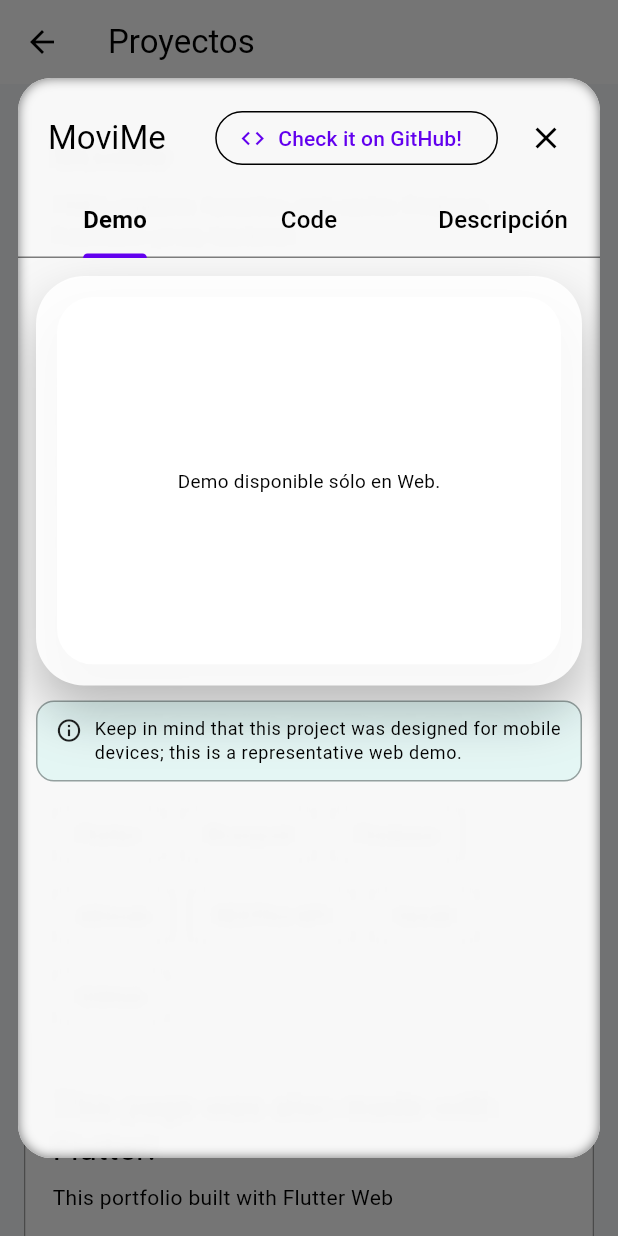
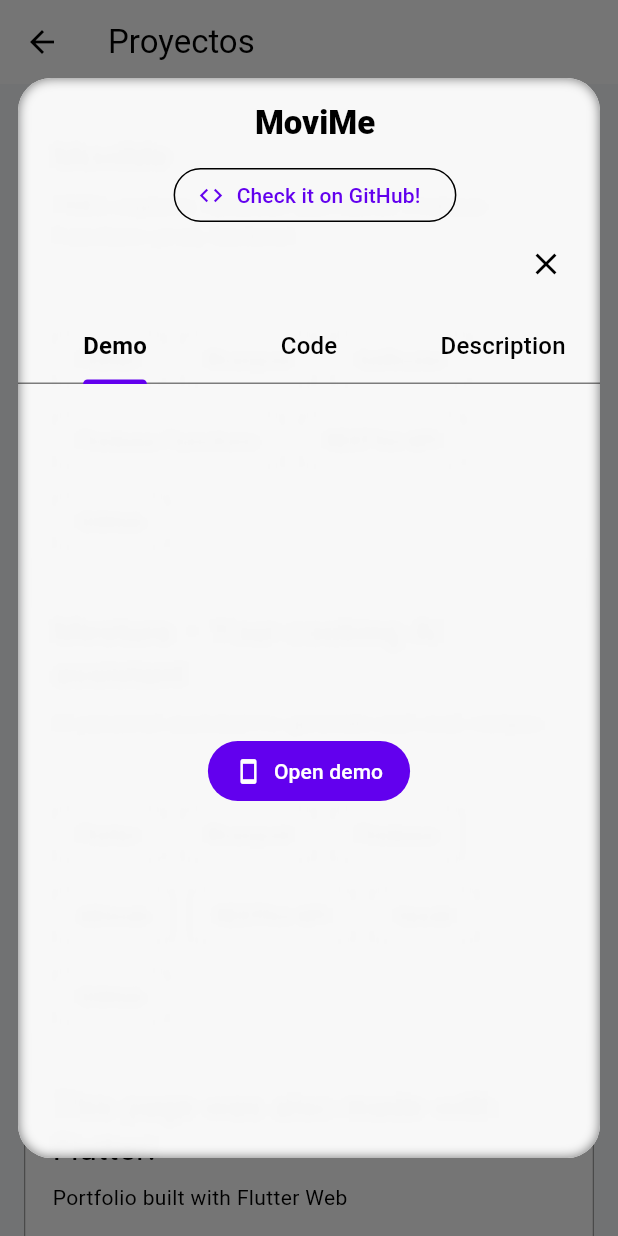
Before and after one commit to GonzaGarcia01914/myWebsite, a Flutter app: the ProjectsPage screen opened directly, after a tap on "MoviMe", on a phone screen of 412 x 824 dp. Run offline on Flutter 3.47's test engine with Material 3 defaults, Android fonts, the phone set to English and light mode, and no system bars; our stand-ins replace flutter_riverpod, go_router, web; missing offline and left inert: dart:html, dart:js_interop, dart:js_util, dart:ui_web.

Commit message:
mobile_verison_fix

```diff
--- a/lib/features/projects/widgets/project_card.dart
+++ b/lib/features/projects/widgets/project_card.dart
@@ -27,9 +27,15 @@
     final t = Theme.of(context).textTheme;
     final scheme = Theme.of(context).colorScheme;
 
+    final w = MediaQuery.sizeOf(context).width;
+    final isPhone = w < 480;
+
     final borderColor = _hover || _focused
         ? scheme.primary.withValues(alpha: 0.45)
         : scheme.outlineVariant.withValues(alpha: 0.35);
+
+    // altura mínima para alinear títulos/subtítulos entre cards
+    final double headerMinHeight = isPhone ? 72 : 64;
 
     return FocusableActionDetector(
       onShowFocusHighlight: (v) => setState(() => _focused = v),
@@ -73,10 +79,26 @@
                 child: Column(
                   crossAxisAlignment: CrossAxisAlignment.start,
                   children: [
-                    Text(widget.project.title, style: t.titleLarge),
-                    const SizedBox(height: 8),
-                    Text(widget.project.subtitle, style: t.bodyMedium),
+                    // HEADER FIJO: alinea todas las cards
+                    ConstrainedBox(
+                      constraints: BoxConstraints(minHeight: headerMinHeight),
+                      child: Column(
+                        crossAxisAlignment: CrossAxisAlignment.start,
+                        children: [
+                          Text(widget.project.title, style: t.titleLarge),
+                          const SizedBox(height: 8),
+                          Text(
+                            widget.project.subtitle,
+                            style: t.bodyMedium,
+                            maxLines: 2,
+                            overflow: TextOverflow.ellipsis,
+                          ),
+                        ],
+                      ),
+                    ),
+
                     const Spacer(),
+
                     Wrap(
                       spacing: 10,
                       runSpacing: 10,
--- a/lib/features/projects/widgets/project_modal.dart
+++ b/lib/features/projects/widgets/project_modal.dart
@@ -23,11 +23,10 @@
   void initState() {
     super.initState();
 
-    // Construimos el número de pestañas dinámicamente:
-    // Demo (si procede) + Code + Descripción
+    // Demo (si procede) + Código + Descripción
     final hasDemo =
         widget.project.showDemo && (widget.project.demoUrl ?? '').isNotEmpty;
-    final length = (hasDemo ? 1 : 0) + 2; // +2 por Code y Descripción
+    final length = (hasDemo ? 1 : 0) + 2;
     _tabs = TabController(length: length, vsync: this);
   }
 
@@ -71,28 +70,56 @@
     final scheme = Theme.of(context).colorScheme;
     final t = Theme.of(context).textTheme;
     final size = MediaQuery.of(context).size;
+    final isPhone = size.width < 480;
     final inset = EdgeInsets.symmetric(
       horizontal: size.width < 600 ? 12 : 24,
       vertical: size.height < 700 ? 12 : 24,
     );
 
+    final loc = AppLocalizations.of(context)!;
+
     final hasDemo =
         widget.project.showDemo && (widget.project.demoUrl ?? '').isNotEmpty;
 
-    // ---------- Armamos tabs y vistas ----------
+    // ---------- Tabs + vistas ----------
     final tabs = <Tab>[];
     final views = <Widget>[];
 
     if (hasDemo) {
-      tabs.add(const Tab(text: 'Demo'));
+      tabs.add(Tab(text: loc.tabDemo));
       views.add(
         Padding(
           padding: const EdgeInsets.all(12.0),
           child: Builder(
             builder: (context) {
+              // En móvil SOLO botón centrado (sin iframe)
+              if (isPhone) {
+                // Fallback simple para el texto "Abrir demo" sin romper i18n
+                final lang = Localizations.localeOf(context).languageCode;
+                final openDemoLabel = (lang == 'es')
+                    ? 'Abrir demo'
+                    : 'Open demo';
+
+                return Center(
+                  child: FilledButton.icon(
+                    onPressed: () => _openUrl(widget.project.demoUrl!),
+                    icon: const Icon(Icons.smartphone),
+                    label: Text(openDemoLabel),
+                    style: FilledButton.styleFrom(
+                      padding: const EdgeInsets.symmetric(
+                        horizontal: 18,
+                        vertical: 14,
+                      ),
+                    ),
+                  ),
+                );
+              }
+
+              // Tablet/desktop: embeber demo + banner
               final emulateMobile = widget.project.emulateMobileDemo;
               final emulateTablet = widget.project.emulateTabletDemo;
               final demo = WebDemoView(url: widget.project.demoUrl!);
+
               Widget content;
               if (!emulateMobile && !emulateTablet) {
                 content = Card(
@@ -106,23 +133,21 @@
                   ),
                 );
               } else if (emulateTablet) {
-                // Tablet en horizontal
                 content = Center(
                   child: PhoneFrame(
                     maxWidth: 1024,
-                    aspect: 3 / 4, // landscape tablet (height/width)
+                    aspect: 3 / 4,
                     bezel: 14,
                     cornerRadius: 32,
                     screenRadius: 24,
                     child: Transform.scale(
-                      scale: 0.9, // ligero zoom-out para encajar mejor
+                      scale: 0.9,
                       alignment: Alignment.center,
                       child: demo,
                     ),
                   ),
                 );
               } else {
-                // Móvil alto
                 content = Center(
                   child: PhoneFrame(
                     maxWidth: 420,
@@ -137,7 +162,6 @@
                 );
               }
 
-              // Warning banner above demo
               final banner = Container(
                 width: double.infinity,
                 padding: const EdgeInsets.symmetric(
@@ -158,7 +182,7 @@
                     const SizedBox(width: 8),
                     Expanded(
                       child: Text(
-                        'Keep in mind that this project was designed for mobile devices; this is a representative web demo.',
+                        loc.demoBanner,
                         style: Theme.of(context).textTheme.bodySmall,
                       ),
                     ),
@@ -181,7 +205,6 @@
     }
 
     // CODE
-    final loc = AppLocalizations.of(context)!;
     tabs.add(Tab(text: loc.tabCode));
     views.add(
       Padding(
@@ -197,13 +220,13 @@
                 child: Column(
                   mainAxisSize: MainAxisSize.min,
                   children: [
-                    const Text('No hay visor de código configurado.'),
+                    Text(loc.codeViewerMissing),
                     const SizedBox(height: 12),
                     if (widget.project.githubUrl != null)
                       FilledButton.icon(
                         onPressed: () => _openUrl(widget.project.githubUrl!),
                         icon: const Icon(Icons.code),
-                        label: const Text('Abrir en GitHub'),
+                        label: Text(loc.btnOpenOnGithub),
                       ),
                   ],
                 ),
@@ -231,7 +254,7 @@
     );
 
     // DESCRIPCIÓN
-    tabs.add(const Tab(text: 'Descripción'));
+    tabs.add(Tab(text: loc.tabDescription));
     views.add(
       SingleChildScrollView(
         padding: const EdgeInsets.all(16),
@@ -262,8 +285,7 @@
             ),
             const SizedBox(height: 14),
             if (widget.project.id == 'portfolio')
-              Text(AppLocalizations.of(context)!.summaryPortfolio,
-                  style: t.bodyLarge)
+              Text(loc.summaryPortfolio, style: t.bodyLarge)
             else if ((widget.project.summary ?? '').isNotEmpty)
               Text(widget.project.summary!, style: t.bodyLarge),
           ],
@@ -290,31 +312,64 @@
                 // ---------- Header ----------
                 Padding(
                   padding: const EdgeInsets.fromLTRB(20, 16, 12, 8),
-                  child: Row(
+                  child: Column(
+                    crossAxisAlignment: isPhone
+                        ? CrossAxisAlignment.center
+                        : CrossAxisAlignment.start,
                     children: [
-                      Expanded(
-                        child: Text(widget.project.title, style: t.titleLarge),
+                      // TÍTULO ARRIBA
+                      Text(
+                        widget.project.title,
+                        style: t.titleLarge?.copyWith(
+                          fontWeight: FontWeight.w800,
                         ),
+                        textAlign: isPhone ? TextAlign.center : TextAlign.start,
+                      ),
+                      const SizedBox(height: 12),
+                      // Fila con botones (GitHub/Play) + X
+                      Row(
+                        mainAxisAlignment: isPhone
+                            ? MainAxisAlignment.center
+                            : MainAxisAlignment.spaceBetween,
+                        children: [
+                          Row(
+                            mainAxisSize: MainAxisSize.min,
+                            children: [
                               if (widget.project.playUrl != null)
                                 Padding(
                                   padding: const EdgeInsets.only(right: 8),
                                   child: FilledButton.icon(
-                            onPressed: () => _openUrl(widget.project.playUrl!),
+                                    onPressed: () =>
+                                        _openUrl(widget.project.playUrl!),
                                     icon: const Icon(Icons.shop_2),
-                            label: const Text('Google Play'),
+                                    label: Text(loc.btnGooglePlay),
                                   ),
                                 ),
                               if (widget.project.githubUrl != null)
                                 OutlinedButton.icon(
-                          onPressed: () => _openUrl(widget.project.githubUrl!),
+                                  onPressed: () =>
+                                      _openUrl(widget.project.githubUrl!),
                                   icon: const Icon(Icons.code),
-                          label: const Text('Check it on GitHub!'),
+                                  label: Text(loc.btnOpenGithub),
                                 ),
-                      const SizedBox(width: 8),
+                            ],
+                          ),
+                          if (!isPhone)
                             IconButton(
                               icon: const Icon(Icons.close),
                               onPressed: () => Navigator.of(context).pop(),
-                        tooltip: 'Cerrar',
+                              tooltip: loc.tooltipClose,
+                            ),
+                        ],
+                      ),
+                      if (isPhone) // En móvil, la X en su propia fila a la derecha
+                        Align(
+                          alignment: Alignment.centerRight,
+                          child: IconButton(
+                            icon: const Icon(Icons.close),
+                            onPressed: () => Navigator.of(context).pop(),
+                            tooltip: loc.tooltipClose,
+                          ),
                         ),
                     ],
                   ),
--- a/lib/l10n/app_en.arb
+++ b/lib/l10n/app_en.arb
@@ -7,7 +7,7 @@
   "sectionResume": "Resume",
   "sectionContact": "Contact",
   "heroTitle": "Gonzalo García",
-  "heroDescription": "Software developer with 4 years of experience in Flutter, cloud services, and Generative AI. I design and ship fast, accessible mobile apps, integrating LLMs and end-to-end automations. Obsessed with measuring, optimizing, and scaling without drama.",
+  "heroDescription": "Software developer with 4 years of experience in Flutter, cloud services, and Generative AI. I design and launch fast, accessible mobile apps, integrating LLMs and end-to-end automations. Obsessed with measuring, optimizing, and scaling without drama.",
   "resumeMySkills": "My skills",
   "resumeExperience": "Experience",
   "resumeDownloadCv": "Download CV (PDF)",
@@ -29,8 +29,8 @@
   "exp1Company": "Cognizant (Google Cloud)",
   "exp1Role": "Generative AI — SME · Flutter",
   "exp1Period": "08/2024 – 04/2025",
-  "exp1Bullet1": "Built Flutter apps integrated with Google Cloud AI solutions.",
-  "exp1Bullet2": "Focused on UX, performance and end‑to‑end traceability.",
+  "exp1Bullet1": "Developed Flutter apps integrated with Google Cloud AI solutions.",
+  "exp1Bullet2": "Focused on UX, performance, and end-to-end traceability.",
   "exp2Company": "Microsoft / LTIM",
   "exp2Role": "Azure App Services — Cloud Engineer",
   "exp2Period": "10/2023 – 08/2024",
@@ -39,18 +39,18 @@
   "exp3Company": "La Plata",
   "exp3Role": "Flutter/Dart Developer",
   "exp3Period": "03/2020 – 06/2023",
-  "exp3Bullet1": "Developed cross‑platform apps with Flutter/Dart.",
-  "exp3Bullet2": "Integrated services and applied sound architecture practices.",
-  "summaryPortfolio": "Web portfolio (Flutter Web) with section navigation and a projects modal. Each project includes an embedded demo (with mobile/tablet frame), a GitHub‑backed code viewer, and a tag‑rich description. Animated UI with Material 3, responsive layout, keyboard/focus support and deployment on GitHub Pages.",
-  "summaryMovies": "Mobile app to explore TMDb content (now playing, popular, search, details, cast and recommendations). Uses a Firebase Cloud Functions proxy to secure API keys and serve data, showcasing clean architecture, state management and production‑grade integration.",
-  "summaryMestura": "AI cooking assistant that generates recipes from ingredients or cravings. Adjust servings, time and skill level; respects diets and restrictions. Includes step‑by‑step cooking mode with timers, offline favorites + shopping list, deep links and multi‑language support. Monetized with spaced interstitial ads.",
+  "exp3Bullet1": "Developed cross-platform applications with Flutter/Dart.",
+  "exp3Bullet2": "Integrated services and applied clean architecture practices.",
+  "summaryPortfolio": "Web portfolio (Flutter Web) with section navigation and a projects modal. Each project includes an embedded demo (with mobile/tablet frame), a GitHub-backed code viewer, and a tag-rich description. Animated UI with Material 3, responsive layout, keyboard/focus support, and deployment on GitHub Pages.",
+  "summaryMovies": "Mobile app to explore TMDb content (now playing, popular, search, details, cast, and recommendations). Uses a Firebase Cloud Functions proxy to secure API keys and serve data, showcasing clean architecture, state management, and production-grade integration.",
+  "summaryMestura": "AI cooking assistant that generates recipes from ingredients or cravings. Adjust servings, time, and skill level; respects diets and restrictions. Includes step-by-step cooking mode with timers, offline favorites + shopping list, deep links, and multi-language support. Monetized with spaced interstitial ads.",
   "exp1Desc": "As Generative AI Subject Matter Expert (SME) at Cognizant within the Google Cloud project, I led the development of Flutter applications integrating Google Cloud’s AI solutions. My role focused on delivering innovative client experiences by combining advanced AI capabilities with intuitive UX. I also ensured high performance and full end-to-end traceability across the applications.",
   "exp2Desc": "During my time with Microsoft Azure App Services (through LTIMindtree), I worked on diagnosing and resolving complex platform and software issues, with an emphasis on networking and certificates. I contributed to improving service reliability, reducing response times, and ensuring seamless operation of critical cloud services for enterprise clients.",
   "exp3Desc": "I participated in the development of cross-platform applications using Flutter and Dart, with a strong focus on clean architecture principles. My responsibilities included integrating third-party services, designing maintainable code structures, and ensuring scalability. These projects strengthened my ability to deliver robust, user-centered mobile and web applications.",
   "projectMoviesTitle": "Flutter Movies Portfolio",
   "projectMoviesSubtitle": "TMDb explorer, favorites and cache; Firebase Functions proxy backend.",
   "projectMesturaTitle": "Mestura – Your cooking AI assistant",
-  "projectMesturaSubtitle": "AI‑powered assistant to generate and cook recipes.",
+  "projectMesturaSubtitle": "AI-powered assistant to generate and cook recipes.",
   "projectPortfolioTitle": "This page was also made with Flutter!",
-  "projectPortfolioSubtitle": "This portfolio built with Flutter Web"
+  "projectPortfolioSubtitle": "Portfolio built with Flutter Web"
 }
--- a/lib/l10n/app_localizations_en.dart
+++ b/lib/l10n/app_localizations_en.dart
@@ -33,7 +33,7 @@
   String get heroTitle => 'Gonzalo García';
 
   @override
-  String get heroDescription => 'Software developer with 4 years of experience in Flutter, cloud services, and Generative AI. I design and ship fast, accessible mobile apps, integrating LLMs and end-to-end automations. Obsessed with measuring, optimizing, and scaling without drama.';
+  String get heroDescription => 'Software developer with 4 years of experience in Flutter, cloud services, and Generative AI. I design and launch fast, accessible mobile apps, integrating LLMs and end-to-end automations. Obsessed with measuring, optimizing, and scaling without drama.';
 
   @override
   String get resumeMySkills => 'My skills';
@@ -99,10 +99,10 @@
   String get exp1Period => '08/2024 – 04/2025';
 
   @override
-  String get exp1Bullet1 => 'Built Flutter apps integrated with Google Cloud AI solutions.';
+  String get exp1Bullet1 => 'Developed Flutter apps integrated with Google Cloud AI solutions.';
 
   @override
-  String get exp1Bullet2 => 'Focused on UX, performance and end‑to‑end traceability.';
+  String get exp1Bullet2 => 'Focused on UX, performance, and end-to-end traceability.';
 
   @override
   String get exp2Company => 'Microsoft / LTIM';
@@ -129,19 +129,19 @@
   String get exp3Period => '03/2020 – 06/2023';
 
   @override
-  String get exp3Bullet1 => 'Developed cross‑platform apps with Flutter/Dart.';
+  String get exp3Bullet1 => 'Developed cross-platform applications with Flutter/Dart.';
 
   @override
-  String get exp3Bullet2 => 'Integrated services and applied sound architecture practices.';
+  String get exp3Bullet2 => 'Integrated services and applied clean architecture practices.';
 
   @override
-  String get summaryPortfolio => 'Web portfolio (Flutter Web) with section navigation and a projects modal. Each project includes an embedded demo (with mobile/tablet frame), a GitHub‑backed code viewer, and a tag‑rich description. Animated UI with Material 3, responsive layout, keyboard/focus support and deployment on GitHub Pages.';
+  String get summaryPortfolio => 'Web portfolio (Flutter Web) with section navigation and a projects modal. Each project includes an embedded demo (with mobile/tablet frame), a GitHub-backed code viewer, and a tag-rich description. Animated UI with Material 3, responsive layout, keyboard/focus support, and deployment on GitHub Pages.';
 
   @override
-  String get summaryMovies => 'Mobile app to explore TMDb content (now playing, popular, search, details, cast and recommendations). Uses a Firebase Cloud Functions proxy to secure API keys and serve data, showcasing clean architecture, state management and production‑grade integration.';
+  String get summaryMovies => 'Mobile app to explore TMDb content (now playing, popular, search, details, cast, and recommendations). Uses a Firebase Cloud Functions proxy to secure API keys and serve data, showcasing clean architecture, state management, and production-grade integration.';
 
   @override
-  String get summaryMestura => 'AI cooking assistant that generates recipes from ingredients or cravings. Adjust servings, time and skill level; respects diets and restrictions. Includes step‑by‑step cooking mode with timers, offline favorites + shopping list, deep links and multi‑language support. Monetized with spaced interstitial ads.';
+  String get summaryMestura => 'AI cooking assistant that generates recipes from ingredients or cravings. Adjust servings, time, and skill level; respects diets and restrictions. Includes step-by-step cooking mode with timers, offline favorites + shopping list, deep links, and multi-language support. Monetized with spaced interstitial ads.';
 
   @override
   String get exp1Desc => 'As Generative AI Subject Matter Expert (SME) at Cognizant within the Google Cloud project, I led the development of Flutter applications integrating Google Cloud’s AI solutions. My role focused on delivering innovative client experiences by combining advanced AI capabilities with intuitive UX. I also ensured high performance and full end-to-end traceability across the applications.';
@@ -162,11 +162,11 @@
   String get projectMesturaTitle => 'Mestura – Your cooking AI assistant';
 
   @override
-  String get projectMesturaSubtitle => 'AI‑powered assistant to generate and cook recipes.';
+  String get projectMesturaSubtitle => 'AI-powered assistant to generate and cook recipes.';
 
   @override
   String get projectPortfolioTitle => 'This page was also made with Flutter!';
 
   @override
-  String get projectPortfolioSubtitle => 'This portfolio built with Flutter Web';
+  String get projectPortfolioSubtitle => 'Portfolio built with Flutter Web';
 }
```
Also changed, not shown: lib/core/widgets/app_shell.dart (+47 -124 lines), lib/l10n/app_es.arb (+14 -14 lines), lib/l10n/app_localizations.dart (+10 -10 lines), lib/l10n/app_localizations_es.dart (+14 -14 lines), docs/assets/fonts/MaterialIcons-Regular.otf, 3 other files. Lines whose indentation alone changed are shown as unchanged.
